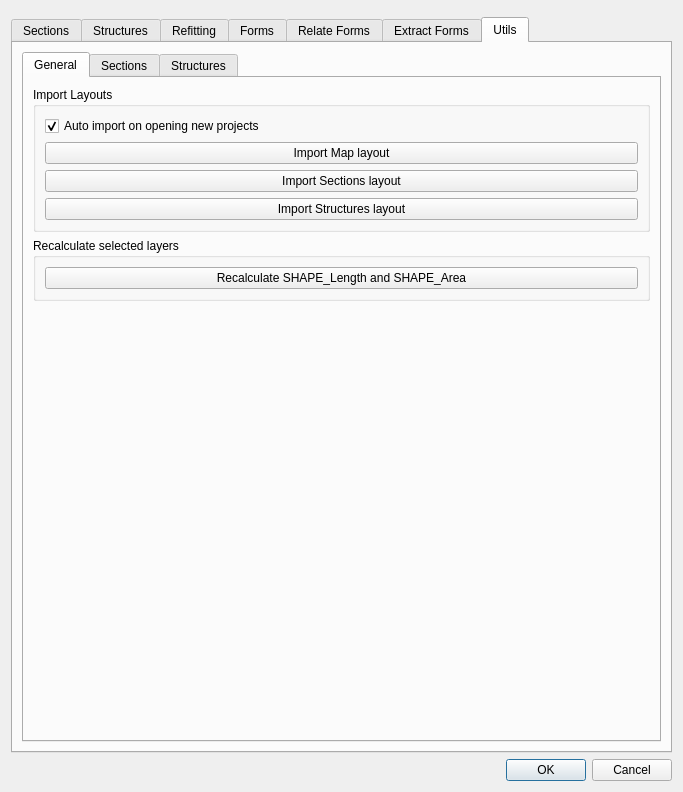
Qt form sugar_tools_dialog.ui (psigcat/sugartools) before a commit.
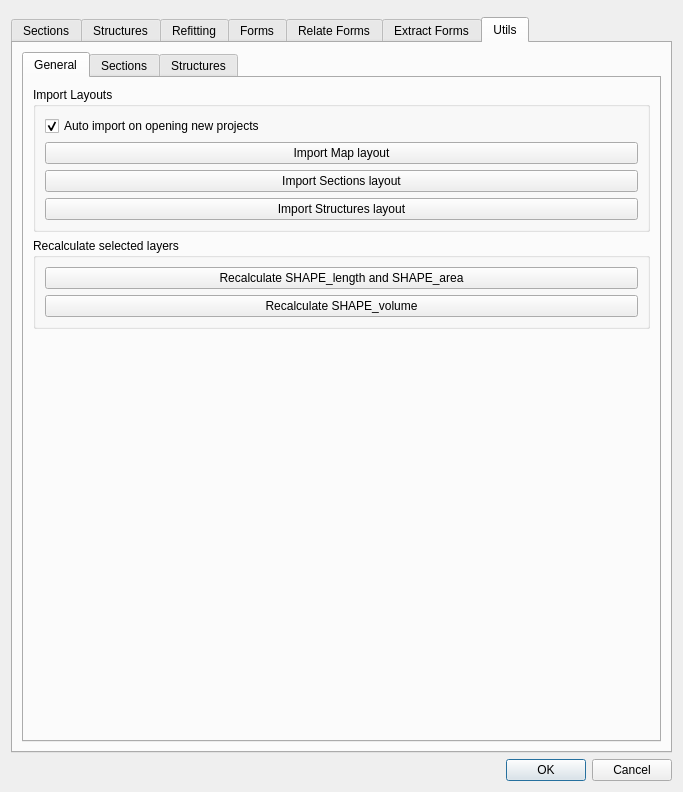
The same form after that commit. The open tabs and pages were chosen to show the change. Custom widgets are drawn as their Qt base class.

Commit message: add recalculate SHAPE_volume button, see #55

The edit to the form file:
```diff
--- a/sugar_tools_dialog.ui
+++ b/sugar_tools_dialog.ui
@@ -901,7 +901,14 @@
               <item>
                <widget class="QPushButton" name="recalculate_shape_btn">
                 <property name="text">
-                 <string>Recalculate SHAPE_Length and SHAPE_Area</string>
+                 <string>Recalculate SHAPE_length and SHAPE_area</string>
+                </property>
+               </widget>
+              </item>
+              <item>
+               <widget class="QPushButton" name="recalculate_shape_volume_btn">
+                <property name="text">
+                 <string>Recalculate SHAPE_volume</string>
                 </property>
                </widget>
               </item>
```
